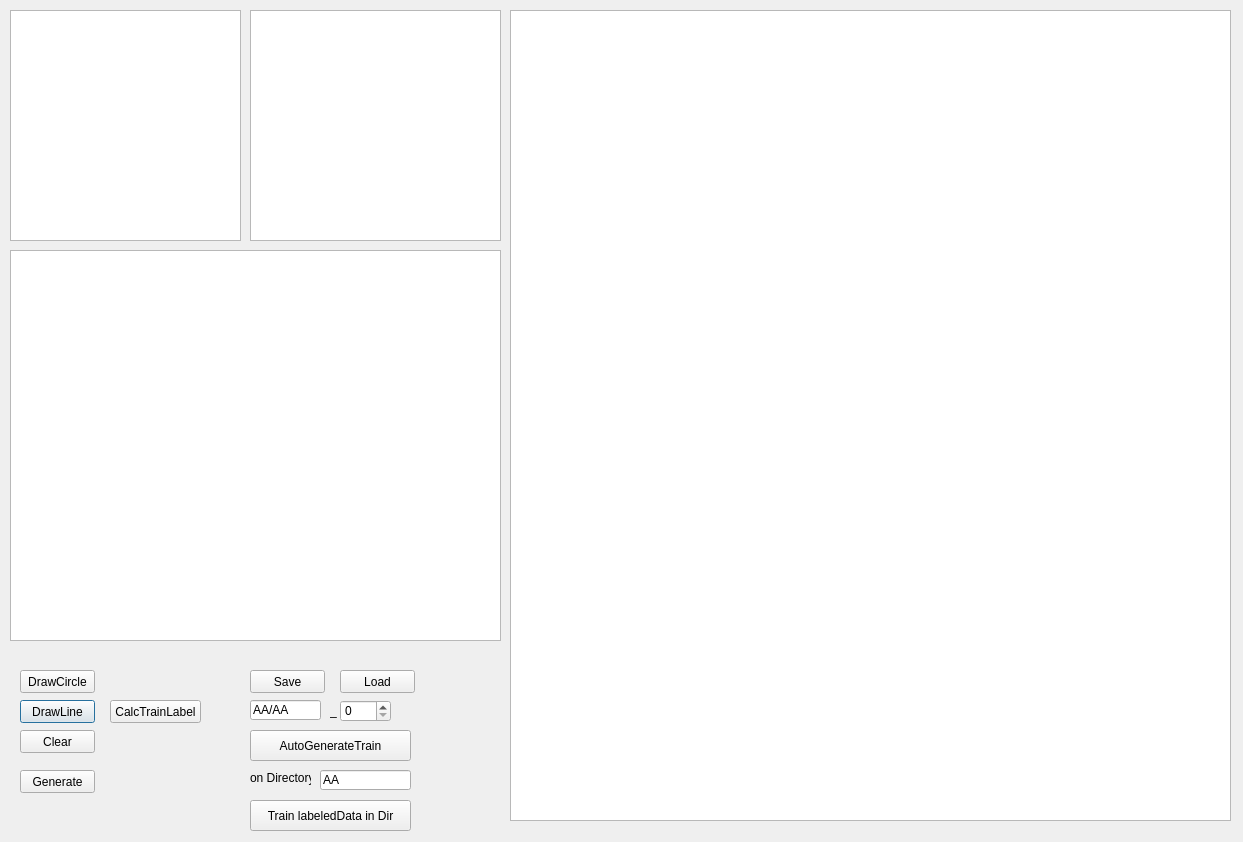
Qt form mainWin.ui (alexjean/MakeData) before a commit.
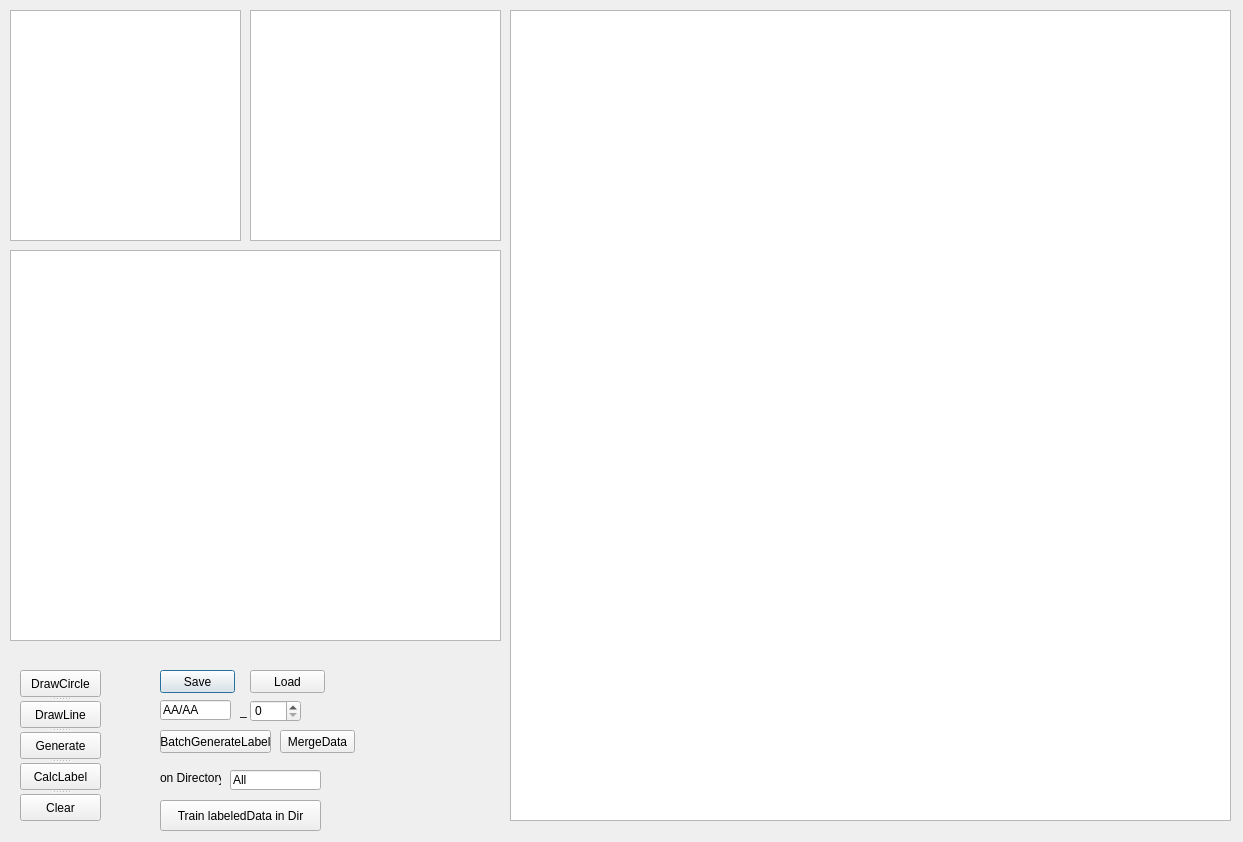
The same form after that commit.

Commit message: 微調model output層激活為sigmoid. 增加MergeData,合併資料以利Batch作業

The edit to the form file:
```diff
--- a/mainWin.ui
+++ b/mainWin.ui
@@ -13,19 +13,6 @@
   <property name="windowTitle">
    <string notr="true">Make trainData for diffLayer lineDetector</string>
   </property>
-  <widget class="QPushButton" name="btnLine">
-   <property name="geometry">
-    <rect>
-     <x>20</x>
-     <y>700</y>
-     <width>75</width>
-     <height>23</height>
-    </rect>
-   </property>
-   <property name="text">
-    <string>DrawLine</string>
-   </property>
-  </widget>
   <widget class="QGraphicsView" name="view">
    <property name="geometry">
     <rect>
@@ -36,19 +23,6 @@
     </rect>
    </property>
   </widget>
-  <widget class="QPushButton" name="btnClear">
-   <property name="geometry">
-    <rect>
-     <x>20</x>
-     <y>730</y>
-     <width>75</width>
-     <height>23</height>
-    </rect>
-   </property>
-   <property name="text">
-    <string>Clear</string>
-   </property>
-  </widget>
   <widget class="QGraphicsView" name="viewLarge">
    <property name="geometry">
     <rect>
@@ -72,7 +46,7 @@
   <widget class="QPushButton" name="btnSave">
    <property name="geometry">
     <rect>
-     <x>250</x>
+     <x>160</x>
      <y>670</y>
      <width>75</width>
      <height>23</height>
@@ -85,7 +59,7 @@
   <widget class="QLineEdit" name="leTrainFileName">
    <property name="geometry">
     <rect>
-     <x>250</x>
+     <x>160</x>
      <y>700</y>
      <width>71</width>
      <height>20</height>
@@ -98,7 +72,7 @@
   <widget class="QSpinBox" name="sboxTrainFileName">
    <property name="geometry">
     <rect>
-     <x>340</x>
+     <x>250</x>
      <y>700</y>
      <width>51</width>
      <height>22</height>
@@ -111,7 +85,7 @@
   <widget class="QLabel" name="label">
    <property name="geometry">
     <rect>
-     <x>330</x>
+     <x>240</x>
      <y>700</y>
      <width>21</width>
      <height>21</height>
@@ -124,7 +98,7 @@
   <widget class="QPushButton" name="btnLoad">
    <property name="geometry">
     <rect>
-     <x>340</x>
+     <x>250</x>
      <y>670</y>
      <width>75</width>
      <height>23</height>
@@ -134,19 +108,6 @@
     <string>Load</string>
    </property>
   </widget>
-  <widget class="QPushButton" name="btnCalcTrainLabel">
-   <property name="geometry">
-    <rect>
-     <x>110</x>
-     <y>700</y>
-     <width>91</width>
-     <height>23</height>
-    </rect>
-   </property>
-   <property name="text">
-    <string>CalcTrainLabel</string>
-   </property>
-  </widget>
   <widget class="QGraphicsView" name="view2">
    <property name="geometry">
     <rect>
@@ -157,49 +118,23 @@
     </rect>
    </property>
   </widget>
-  <widget class="QPushButton" name="btnCircle">
+  <widget class="QPushButton" name="btnBatchGenerateLabel">
    <property name="geometry">
     <rect>
-     <x>20</x>
-     <y>670</y>
-     <width>75</width>
-     <height>23</height>
-    </rect>
-   </property>
-   <property name="text">
-    <string>DrawCircle</string>
-   </property>
-  </widget>
-  <widget class="QPushButton" name="btnGenerate">
-   <property name="geometry">
-    <rect>
-     <x>20</x>
-     <y>770</y>
-     <width>75</width>
-     <height>23</height>
-    </rect>
-   </property>
-   <property name="text">
-    <string>Generate</string>
-   </property>
-  </widget>
-  <widget class="QPushButton" name="btnAuto">
-   <property name="geometry">
-    <rect>
-     <x>250</x>
+     <x>160</x>
      <y>730</y>
-     <width>161</width>
-     <height>31</height>
+     <width>111</width>
+     <height>23</height>
     </rect>
    </property>
    <property name="text">
-    <string>AutoGenerateTrain</string>
+    <string>BatchGenerateLabel</string>
    </property>
   </widget>
   <widget class="QLabel" name="label_2">
    <property name="geometry">
     <rect>
-     <x>250</x>
+     <x>160</x>
      <y>770</y>
      <width>61</width>
      <height>16</height>
@@ -212,20 +147,20 @@
   <widget class="QLineEdit" name="edPath">
    <property name="geometry">
     <rect>
-     <x>320</x>
+     <x>230</x>
      <y>770</y>
      <width>91</width>
      <height>20</height>
     </rect>
    </property>
    <property name="text">
-    <string>AA</string>
+    <string>All</string>
    </property>
   </widget>
   <widget class="QPushButton" name="btnTraining">
    <property name="geometry">
     <rect>
-     <x>250</x>
+     <x>160</x>
      <y>800</y>
      <width>161</width>
      <height>31</height>
@@ -235,6 +170,57 @@
     <string>Train labeledData in Dir</string>
    </property>
   </widget>
+  <widget class="QPushButton" name="btnMergeData">
+   <property name="geometry">
+    <rect>
+     <x>280</x>
+     <y>730</y>
+     <width>75</width>
+     <height>23</height>
+    </rect>
+   </property>
+   <property name="text">
+    <string>MergeData</string>
+   </property>
+  </widget>
+  <widget class="QSplitter" name="splitter">
+   <property name="geometry">
+    <rect>
+     <x>20</x>
+     <y>670</y>
+     <width>81</width>
+     <height>151</height>
+    </rect>
+   </property>
+   <property name="orientation">
+    <enum>Qt::Vertical</enum>
+   </property>
+   <widget class="QPushButton" name="btnCircle">
+    <property name="text">
+     <string>DrawCircle</string>
+    </property>
+   </widget>
+   <widget class="QPushButton" name="btnLine">
+    <property name="text">
+     <string>DrawLine</string>
+    </property>
+   </widget>
+   <widget class="QPushButton" name="btnGenerate">
+    <property name="text">
+     <string>Generate</string>
+    </property>
+   </widget>
+   <widget class="QPushButton" name="btnCalcTrainLabel">
+    <property name="text">
+     <string>CalcLabel</string>
+    </property>
+   </widget>
+   <widget class="QPushButton" name="btnClear">
+    <property name="text">
+     <string>Clear</string>
+    </property>
+   </widget>
+  </widget>
   <zorder>view</zorder>
   <zorder>viewLarge</zorder>
   <zorder>btnClear</zorder>
```
Left out of the diff: 30 changed lines with no effect on the pictures. The commit also changes 3 other files.
